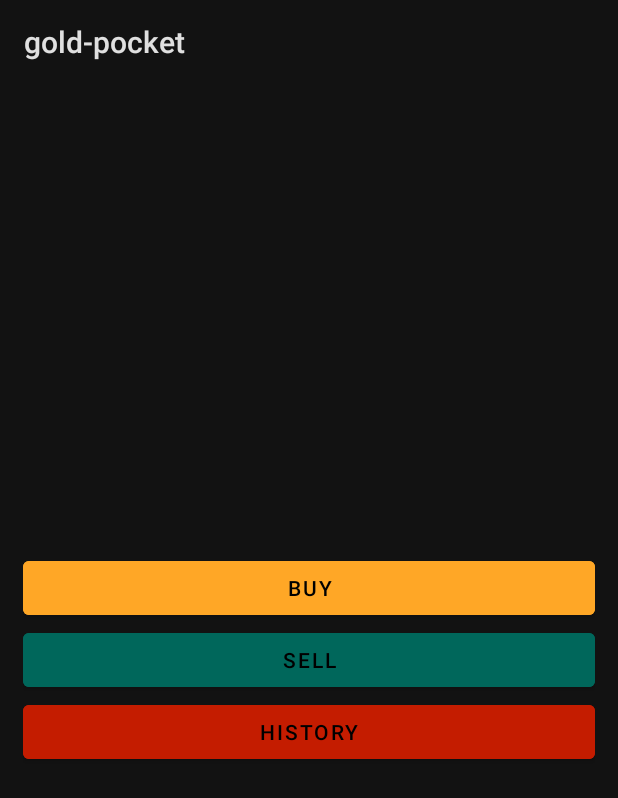
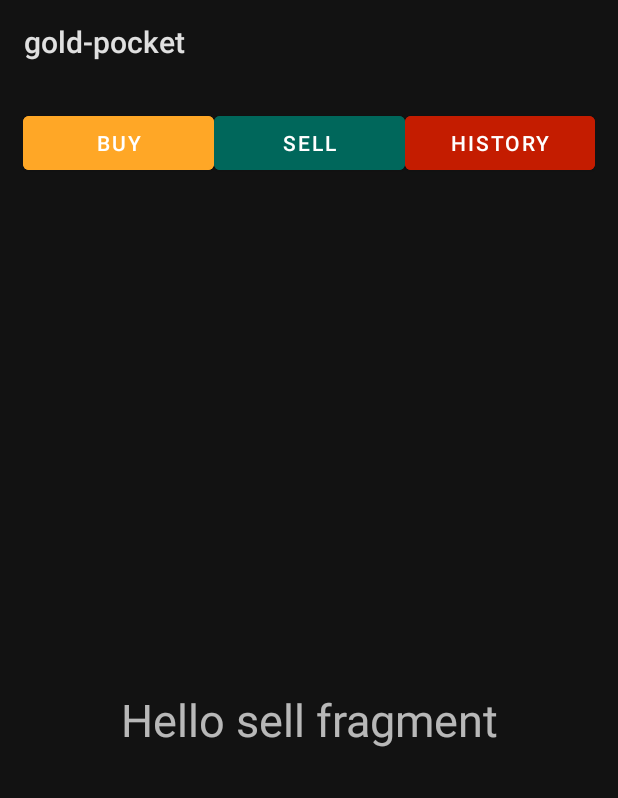
Before and after one commit to jutionck/android-kotlin-basic-training, an Android app: the screen it shows after launch (MainActivity), after a tap on "SELL", on a phone screen of 412 x 824 dp. Shown: the top 798 px of the screen. Run offline under Robolectric (Android 15) with nearby library versions, the phone set to English and light mode, and no system bars.

Commit message:
Mencoba membuat 3 buah fragment dalam 1 activity

```diff
--- a/app/build.gradle
+++ b/app/build.gradle
@@ -40,6 +40,7 @@ dependencies {
     implementation 'androidx.appcompat:appcompat:1.1.0'
     implementation 'com.google.android.material:material:1.3.0'
     implementation 'androidx.constraintlayout:constraintlayout:1.1.3'
+    implementation 'androidx.legacy:legacy-support-v4:1.0.0'
     testImplementation 'junit:junit:4.+'
     androidTestImplementation 'androidx.test.ext:junit:1.1.1'
     androidTestImplementation 'androidx.test.espresso:espresso-core:3.2.0'
--- /dev/null
+++ b/app/src/main/java/com/enigmacamp/gold_pocket/BuyFragment.kt
@@ -0,0 +1,59 @@
+package com.enigmacamp.gold_pocket
+
+import android.os.Bundle
+import androidx.fragment.app.Fragment
+import android.view.LayoutInflater
+import android.view.View
+import android.view.ViewGroup
+
+// TODO: Rename parameter arguments, choose names that match
+// the fragment initialization parameters, e.g. ARG_ITEM_NUMBER
+private const val ARG_PARAM1 = "param1"
+private const val ARG_PARAM2 = "param2"
+
+/**
+ * A simple [Fragment] subclass.
+ * Use the [BuyFragment.newInstance] factory method to
+ * create an instance of this fragment.
+ */
+class BuyFragment : Fragment() {
+    // TODO: Rename and change types of parameters
+    private var param1: String? = null
+    private var param2: String? = null
+
+    override fun onCreate(savedInstanceState: Bundle?) {
+        super.onCreate(savedInstanceState)
+        arguments?.let {
+            param1 = it.getString(ARG_PARAM1)
+            param2 = it.getString(ARG_PARAM2)
+        }
+    }
+
+    override fun onCreateView(
+        inflater: LayoutInflater, container: ViewGroup?,
+        savedInstanceState: Bundle?
+    ): View? {
+        // Inflate the layout for this fragment
+        return inflater.inflate(R.layout.fragment_buy, container, false)
+    }
+
+    companion object {
+        /**
+         * Use this factory method to create a new instance of
+         * this fragment using the provided parameters.
+         *
+         * @param param1 Parameter 1.
+         * @param param2 Parameter 2.
+         * @return A new instance of fragment BuyFragment.
+         */
+        // TODO: Rename and change types and number of parameters
+        @JvmStatic
+        fun newInstance(param1: String, param2: String) =
+            BuyFragment().apply {
+                arguments = Bundle().apply {
+                    putString(ARG_PARAM1, param1)
+                    putString(ARG_PARAM2, param2)
+                }
+            }
+    }
+}
--- /dev/null
+++ b/app/src/main/java/com/enigmacamp/gold_pocket/HistoryFragment.kt
@@ -0,0 +1,59 @@
+package com.enigmacamp.gold_pocket
+
+import android.os.Bundle
+import androidx.fragment.app.Fragment
+import android.view.LayoutInflater
+import android.view.View
+import android.view.ViewGroup
+
+// TODO: Rename parameter arguments, choose names that match
+// the fragment initialization parameters, e.g. ARG_ITEM_NUMBER
+private const val ARG_PARAM1 = "param1"
+private const val ARG_PARAM2 = "param2"
+
+/**
+ * A simple [Fragment] subclass.
+ * Use the [HistoryFragment.newInstance] factory method to
+ * create an instance of this fragment.
+ */
+class HistoryFragment : Fragment() {
+    // TODO: Rename and change types of parameters
+    private var param1: String? = null
+    private var param2: String? = null
+
+    override fun onCreate(savedInstanceState: Bundle?) {
+        super.onCreate(savedInstanceState)
+        arguments?.let {
+            param1 = it.getString(ARG_PARAM1)
+            param2 = it.getString(ARG_PARAM2)
+        }
+    }
+
+    override fun onCreateView(
+        inflater: LayoutInflater, container: ViewGroup?,
+        savedInstanceState: Bundle?
+    ): View? {
+        // Inflate the layout for this fragment
+        return inflater.inflate(R.layout.fragment_history, container, false)
+    }
+
+    companion object {
+        /**
+         * Use this factory method to create a new instance of
+         * this fragment using the provided parameters.
+         *
+         * @param param1 Parameter 1.
+         * @param param2 Parameter 2.
+         * @return A new instance of fragment HistoryFragment.
+         */
+        // TODO: Rename and change types and number of parameters
+        @JvmStatic
+        fun newInstance(param1: String, param2: String) =
+            HistoryFragment().apply {
+                arguments = Bundle().apply {
+                    putString(ARG_PARAM1, param1)
+                    putString(ARG_PARAM2, param2)
+                }
+            }
+    }
+}
--- a/app/src/main/java/com/enigmacamp/gold_pocket/MainActivity.kt
+++ b/app/src/main/java/com/enigmacamp/gold_pocket/MainActivity.kt
@@ -1,12 +1,16 @@
 package com.enigmacamp.gold_pocket
 
-import android.content.Intent
 import androidx.appcompat.app.AppCompatActivity
 import android.os.Bundle
 import android.view.View
+import androidx.fragment.app.Fragment
 import kotlinx.android.synthetic.main.activity_main.*
 
 class MainActivity : AppCompatActivity(), View.OnClickListener {
+
+    lateinit var buyFragment: BuyFragment
+    lateinit var sellFragment: SellFragment
+    lateinit var historyFragment: HistoryFragment
 
     override fun onCreate(savedInstanceState: Bundle?) {
         super.onCreate(savedInstanceState)
@@ -14,16 +18,28 @@ class MainActivity : AppCompatActivity(), View.OnClickListener {
         buyProduct.setOnClickListener(this)
         sellProduct.setOnClickListener(this)
         historyProduct.setOnClickListener(this)
+        buyFragment = BuyFragment()
+        sellFragment = SellFragment()
+        historyFragment = HistoryFragment()
+        supportFragmentManager.beginTransaction().add(R.id.fragmentContainer, buyFragment)
+            .commit()
     }
 
     override fun onClick(v: View?) {
         when(v) {
             buyProduct -> {
-                val intent = Intent(this, BuyActivity::class.java)
-                startActivity(intent)
+                switchFragment(buyFragment)
             }
-            sellProduct -> {}
-            historyProduct -> {}
+            sellProduct -> {
+                switchFragment(sellFragment)
+            }
+            historyProduct -> {
+                switchFragment(historyFragment)
+            }
         }
     }
+
+    private fun switchFragment(fragment: Fragment) {
+        supportFragmentManager.beginTransaction().replace(R.id.fragmentContainer, fragment).commit()
+    }
 }
--- /dev/null
+++ b/app/src/main/java/com/enigmacamp/gold_pocket/SellFragment.kt
@@ -0,0 +1,59 @@
+package com.enigmacamp.gold_pocket
+
+import android.os.Bundle
+import androidx.fragment.app.Fragment
+import android.view.LayoutInflater
+import android.view.View
+import android.view.ViewGroup
+
+// TODO: Rename parameter arguments, choose names that match
+// the fragment initialization parameters, e.g. ARG_ITEM_NUMBER
+private const val ARG_PARAM1 = "param1"
+private const val ARG_PARAM2 = "param2"
+
+/**
+ * A simple [Fragment] subclass.
+ * Use the [SellFragment.newInstance] factory method to
+ * create an instance of this fragment.
+ */
+class SellFragment : Fragment() {
+    // TODO: Rename and change types of parameters
+    private var param1: String? = null
+    private var param2: String? = null
+
+    override fun onCreate(savedInstanceState: Bundle?) {
+        super.onCreate(savedInstanceState)
+        arguments?.let {
+            param1 = it.getString(ARG_PARAM1)
+            param2 = it.getString(ARG_PARAM2)
+        }
+    }
+
+    override fun onCreateView(
+        inflater: LayoutInflater, container: ViewGroup?,
+        savedInstanceState: Bundle?
+    ): View? {
+        // Inflate the layout for this fragment
+        return inflater.inflate(R.layout.fragment_sell, container, false)
+    }
+
+    companion object {
+        /**
+         * Use this factory method to create a new instance of
+         * this fragment using the provided parameters.
+         *
+         * @param param1 Parameter 1.
+         * @param param2 Parameter 2.
+         * @return A new instance of fragment SellFragment.
+         */
+        // TODO: Rename and change types and number of parameters
+        @JvmStatic
+        fun newInstance(param1: String, param2: String) =
+            SellFragment().apply {
+                arguments = Bundle().apply {
+                    putString(ARG_PARAM1, param1)
+                    putString(ARG_PARAM2, param2)
+                }
+            }
+    }
+}
--- a/app/src/main/res/layout/activity_main.xml
+++ b/app/src/main/res/layout/activity_main.xml
@@ -7,19 +7,19 @@
     tools:context=".MainActivity">
 
     <LinearLayout
+        android:id="@+id/linearLayout"
         android:layout_width="0dp"
         android:layout_height="wrap_content"
         android:orientation="vertical"
-        app:layout_constraintBottom_toBottomOf="parent"
         app:layout_constraintEnd_toEndOf="parent"
         app:layout_constraintStart_toStartOf="parent"
         app:layout_constraintTop_toTopOf="parent">
 
         <LinearLayout
-            android:padding="15dp"
             android:layout_width="match_parent"
             android:layout_height="match_parent"
-            android:orientation="vertical"
+            android:orientation="horizontal"
+            android:padding="15dp"
             app:layout_constraintBottom_toBottomOf="parent"
             app:layout_constraintEnd_toEndOf="parent"
             app:layout_constraintStart_toStartOf="parent"
@@ -27,29 +27,43 @@
 
             <com.google.android.material.button.MaterialButton
                 android:id="@+id/buyProduct"
+                android:textColor="@color/white"
                 android:layout_width="match_parent"
-                android:layout_height="wrap_content"
+                android:layout_height="match_parent"
+                android:layout_weight="1"
                 android:backgroundTint="@color/orange"
                 android:text="Buy" />
 
             <com.google.android.material.button.MaterialButton
                 android:id="@+id/sellProduct"
+                android:textColor="@color/white"
                 android:layout_width="match_parent"
-                android:layout_height="wrap_content"
+                android:layout_height="match_parent"
+                android:layout_weight="1"
                 android:backgroundTint="@color/green_old"
                 android:text="Sell" />
 
             <com.google.android.material.button.MaterialButton
                 android:id="@+id/historyProduct"
+                android:textColor="@color/white"
                 android:layout_width="match_parent"
-                android:layout_height="wrap_content"
+                android:layout_height="match_parent"
+                android:layout_weight="1"
                 android:backgroundTint="@color/red_old"
                 android:text="History" />
 
         </LinearLayout>
-
     </LinearLayout>
 
+    <FrameLayout
+        android:id="@+id/fragmentContainer"
+        android:layout_width="match_parent"
+        android:layout_height="0dp"
+        app:layout_constraintBottom_toBottomOf="parent"
+        app:layout_constraintTop_toBottomOf="@+id/linearLayout"
+        tools:layout_editor_absoluteX="192dp">
+
+    </FrameLayout>
 
 
 </androidx.constraintlayout.widget.ConstraintLayout>
--- /dev/null
+++ b/app/src/main/res/layout/fragment_sell.xml
@@ -0,0 +1,23 @@
+<?xml version="1.0" encoding="utf-8"?>
+<androidx.constraintlayout.widget.ConstraintLayout xmlns:android="http://schemas.android.com/apk/res/android"
+    xmlns:app="http://schemas.android.com/apk/res-auto"
+    xmlns:tools="http://schemas.android.com/tools"
+    android:id="@+id/frameLayout2"
+    android:layout_width="match_parent"
+    android:layout_height="match_parent"
+    tools:context=".SellFragment">
+
+    <!-- TODO: Update blank fragment layout -->
+    <TextView
+        android:id="@+id/textView2"
+        android:layout_width="match_parent"
+        android:layout_height="wrap_content"
+        android:textSize="30sp"
+        android:textAlignment="center"
+        android:text="@string/hello_sell_fragment"
+        app:layout_constraintBottom_toBottomOf="parent"
+        app:layout_constraintEnd_toEndOf="parent"
+        app:layout_constraintStart_toStartOf="parent"
+        app:layout_constraintTop_toTopOf="parent" />
+
+</androidx.constraintlayout.widget.ConstraintLayout>
--- a/app/src/main/res/values/strings.xml
+++ b/app/src/main/res/values/strings.xml
@@ -1,3 +1,7 @@
 <resources>
     <string name="app_name">gold-pocket</string>
+    <!-- TODO: Remove or change this placeholder text -->
+    <string name="hello_buy_fragment">Hello buy fragment</string>
+    <string name="hello_sell_fragment">Hello sell fragment</string>
+    <string name="hello_history_fragment">Hello history fragment</string>
 </resources>
```
Also changed, not shown: app/src/main/java/com/enigmacamp/gold_pocket/BuyActivity.kt (deleted, +0 -18 lines), app/src/main/res/layout/fragment_buy.xml (renamed from app/src/main/res/layout/activity_buy.xml, +7 -15 lines), app/src/main/res/layout/fragment_history.xml (added, +23 -0 lines).
